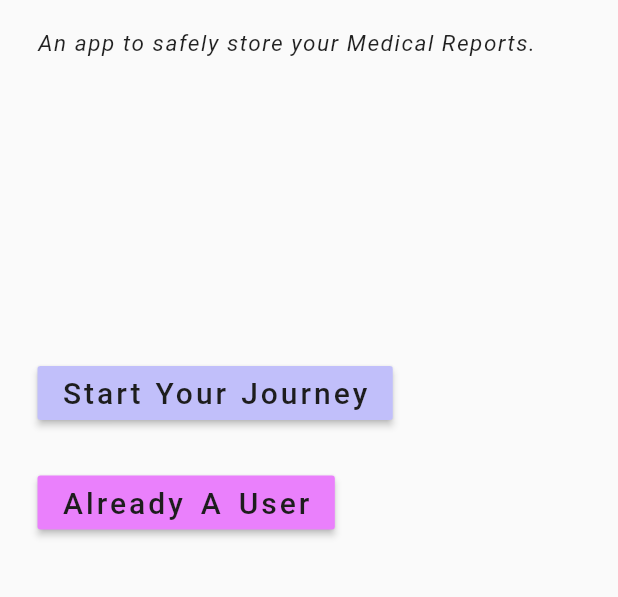
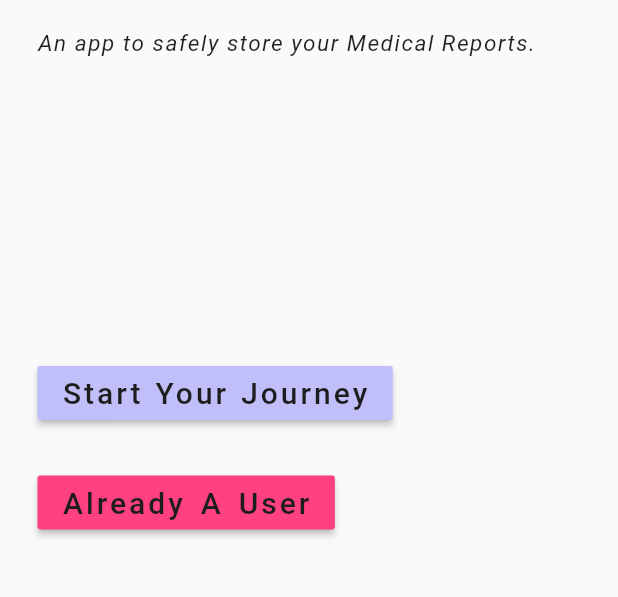
Before and after one commit to Cyrusroy001/project-autopsy-hacknitr3.0, a Flutter app: the screen it shows after launch, on a phone screen of 412 x 824 dp, the part 228-825 px from its top. Run offline on Flutter 3.47's test engine with Material 2 defaults, Android fonts, the phone set to English and light mode, and no system bars.

Commit message:
Change from Purple to Pink

```diff
--- a/lib/screens/LaunchScreen.dart
+++ b/lib/screens/LaunchScreen.dart
@@ -77,7 +77,7 @@ class LaunchScreen extends StatelessWidget {
                     wordSpacing: 3,
                   ),
                 ),
-                color: Colors.purpleAccent[100],
+                color: Colors.pinkAccent,
               ),
             ],
           ),
```
Also changed, not shown: pubspec.lock.
